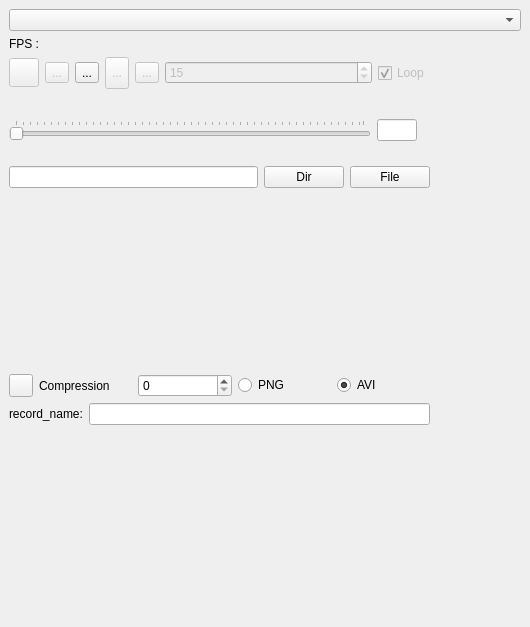
Old version of the form SeaGoatVision/client/qt/uifiles/WinMedia.ui in the repository Octets/SeaGoatVision.
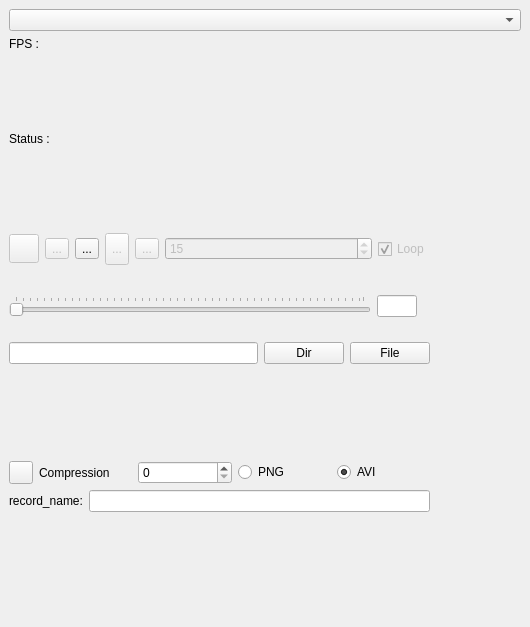
New version of the form. Icons and pictures are not drawn.

Commit message: Add status on media. Can determine if media is busy. Implement in qt viewer.

```diff
--- a/SeaGoatVision/client/qt/uifiles/WinMedia.ui
+++ b/SeaGoatVision/client/qt/uifiles/WinMedia.ui
@@ -44,7 +44,9 @@
       <property name="verticalSpacing">
        <number>1</number>
       </property>
-      <item row="1" column="0">
+      <item row="0" column="0">
+       <layout class="QVBoxLayout" name="verticalLayout_4">
+        <item>
        <layout class="QHBoxLayout" name="horizontalLayout">
         <property name="sizeConstraint">
          <enum>QLayout::SetDefaultConstraint</enum>
@@ -86,6 +88,26 @@
            <string/>
           </property>
          </widget>
+          </item>
+         </layout>
+        </item>
+        <item>
+         <layout class="QHBoxLayout" name="horizontalLayout_8">
+          <item>
+           <widget class="QLabel" name="label_3">
+            <property name="text">
+             <string>Status : </string>
+            </property>
+           </widget>
+          </item>
+          <item>
+           <widget class="QLabel" name="lblStatus">
+            <property name="text">
+             <string/>
+            </property>
+           </widget>
+          </item>
+         </layout>
         </item>
        </layout>
       </item>
```
Lines whose indentation alone changed are shown as unchanged. The commit also changes 3 other files.
